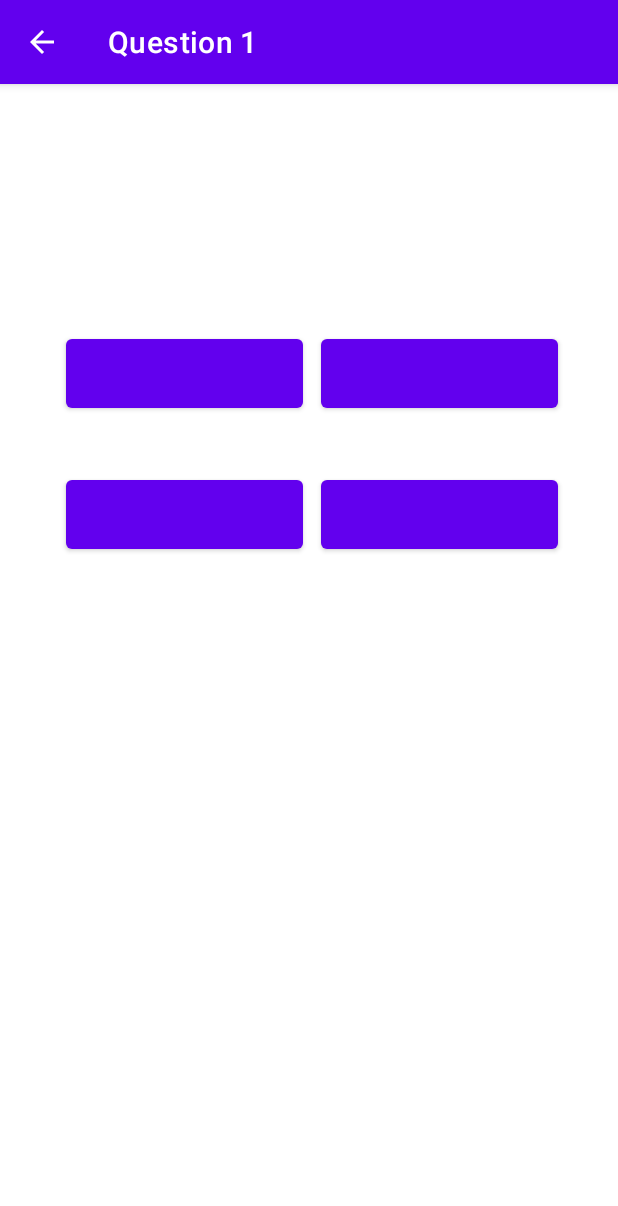
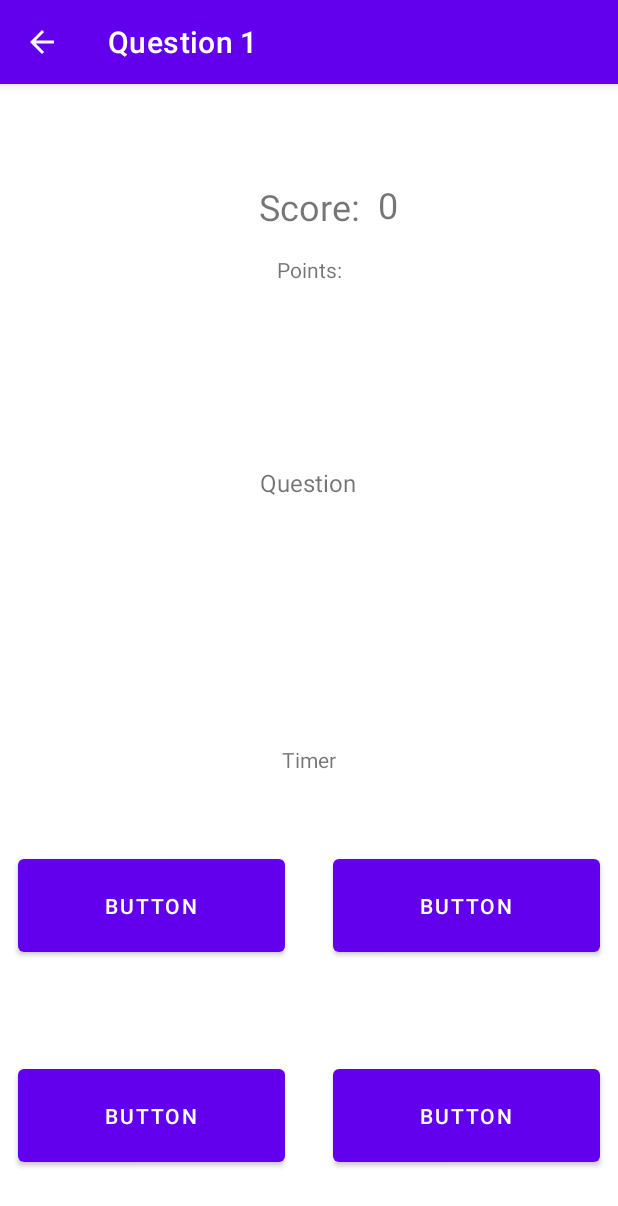
Before and after one commit to dotNote-2022/dotQuiz, an Android app: the GameActivity screen opened directly, with no data from a screen before it, on a phone screen of 412 x 824 dp. Shown: the top 1206 px of the screen. Run offline under Robolectric (Android 15) with nearby library versions, the phone set to English and light mode, and no system bars; 4 statements that could not run were skipped.

Commit message:
Adds GameActivity xml file

```diff
--- a/app/src/main/res/layout/activity_game.xml
+++ b/app/src/main/res/layout/activity_game.xml
@@ -6,66 +6,112 @@
     android:layout_height="match_parent"
     tools:context=".ui.gamescreen.GameActivity">
 
+    <Button
+        android:id="@+id/buttonAns1"
+        android:layout_width="178dp"
+        android:layout_height="74dp"
+        android:text="Button"
+        app:layout_constraintBottom_toBottomOf="parent"
+        app:layout_constraintEnd_toEndOf="parent"
+        app:layout_constraintHorizontal_bias="0.05"
+        app:layout_constraintStart_toStartOf="parent"
+        app:layout_constraintTop_toTopOf="parent"
+        app:layout_constraintVertical_bias="0.736" />
+
+    <Button
+        android:id="@+id/buttonAns2"
+        android:layout_width="178dp"
+        android:layout_height="74dp"
+        android:text="Button"
+        app:layout_constraintBottom_toBottomOf="parent"
+        app:layout_constraintEnd_toEndOf="parent"
+        app:layout_constraintHorizontal_bias="0.05"
+        app:layout_constraintStart_toStartOf="parent"
+        app:layout_constraintTop_toBottomOf="@+id/buttonAns1"
+        app:layout_constraintVertical_bias="0.604" />
+
+    <Button
+        android:id="@+id/buttonAns3"
+        android:layout_width="178dp"
+        android:layout_height="74dp"
+        android:text="Button"
+        app:layout_constraintBottom_toBottomOf="parent"
+        app:layout_constraintEnd_toEndOf="parent"
+        app:layout_constraintHorizontal_bias="0.949"
+        app:layout_constraintStart_toStartOf="parent"
+        app:layout_constraintTop_toTopOf="parent"
+        app:layout_constraintVertical_bias="0.736" />
+
+    <Button
+        android:id="@+id/buttonAns4"
+        android:layout_width="178dp"
+        android:layout_height="74dp"
+        android:text="Button"
+        app:layout_constraintBottom_toBottomOf="parent"
+        app:layout_constraintEnd_toEndOf="parent"
+        app:layout_constraintHorizontal_bias="0.949"
+        app:layout_constraintStart_toStartOf="parent"
+        app:layout_constraintTop_toBottomOf="@+id/buttonAns3"
+        app:layout_constraintVertical_bias="0.606" />
+
     <TextView
         android:id="@+id/textViewQuestionText"
-        android:layout_width="match_parent"
-        android:layout_height="wrap_content"
-        android:layout_marginHorizontal="46dp"
-        android:textSize="24sp"
-        app:layout_constraintBottom_toBottomOf="parent"
-        app:layout_constraintEnd_toEndOf="parent"
-        app:layout_constraintStart_toStartOf="parent"
-        app:layout_constraintTop_toTopOf="parent"
-        app:layout_constraintVertical_bias="0.061" />
-
-    <ImageView
-        android:id="@+id/imageView2"
         android:layout_width="wrap_content"
         android:layout_height="wrap_content"
+        android:text="Question"
+        android:textSize="16sp"
         app:layout_constraintBottom_toBottomOf="parent"
         app:layout_constraintEnd_toEndOf="parent"
         app:layout_constraintHorizontal_bias="0.498"
         app:layout_constraintStart_toStartOf="parent"
+        app:layout_constraintTop_toTopOf="parent"
+        app:layout_constraintVertical_bias="0.341" />
+
+    <TextView
+        android:id="@+id/textViewTimer"
+        android:layout_width="wrap_content"
+        android:layout_height="wrap_content"
+        android:text="Timer"
+        app:layout_constraintBottom_toBottomOf="parent"
+        app:layout_constraintEnd_toEndOf="parent"
+        app:layout_constraintStart_toStartOf="parent"
         app:layout_constraintTop_toBottomOf="@+id/textViewQuestionText"
-        app:layout_constraintVertical_bias="0.068"
+        app:layout_constraintVertical_bias="0.348" />
 
-        />
+    <TextView
+        android:id="@+id/textViewScoreText"
+        android:layout_width="wrap_content"
+        android:layout_height="wrap_content"
+        android:text="Score:"
+        android:textSize="24sp"
+        app:layout_constraintBottom_toTopOf="@+id/textViewQuestionText"
+        app:layout_constraintEnd_toEndOf="parent"
+        app:layout_constraintStart_toStartOf="parent"
+        app:layout_constraintTop_toTopOf="parent"
+        app:layout_constraintVertical_bias="0.293" />
 
-    <Button
-        android:id="@+id/buttonAns2"
-        android:layout_width="158dp"
-        android:layout_height="58dp"
-        android:layout_marginTop="40dp"
-        android:layout_marginEnd="40dp"
+    <TextView
+        android:id="@+id/textViewPointsText"
+        android:layout_width="wrap_content"
+        android:layout_height="wrap_content"
+        android:text="Points:"
+        app:layout_constraintBottom_toTopOf="@+id/textViewQuestionText"
         app:layout_constraintEnd_toEndOf="parent"
-        app:layout_constraintTop_toBottomOf="@+id/imageView2" />
+        app:layout_constraintStart_toStartOf="parent"
+        app:layout_constraintTop_toBottomOf="@+id/textViewScoreText"
+        app:layout_constraintVertical_bias="0.115" />
 
-    <Button
-        android:id="@+id/buttonAns4"
-        android:layout_width="158dp"
-        android:layout_height="58dp"
-        android:layout_marginTop="36dp"
-        android:layout_marginEnd="40dp"
+    <TextView
+        android:id="@+id/textView16"
+        android:layout_width="wrap_content"
+        android:layout_height="wrap_content"
+        android:text="0"
+        android:textSize="24sp"
+        app:layout_constraintBottom_toBottomOf="parent"
         app:layout_constraintEnd_toEndOf="parent"
-        app:layout_constraintTop_toBottomOf="@+id/buttonAns2" />
-
-    <Button
-        android:id="@+id/buttonAns1"
-        android:layout_width="158dp"
-        android:layout_height="58dp"
-        android:layout_marginStart="44dp"
-        android:layout_marginTop="40dp"
-        app:layout_constraintStart_toStartOf="parent"
-        app:layout_constraintTop_toBottomOf="@+id/imageView2" />
-
-    <Button
-        android:id="@+id/buttonAns3"
-        android:layout_width="158dp"
-        android:layout_height="58dp"
-        android:layout_marginStart="44dp"
-        android:layout_marginTop="36dp"
-        app:layout_constraintStart_toStartOf="parent"
-        app:layout_constraintTop_toBottomOf="@+id/buttonAns1" />
-
+        app:layout_constraintHorizontal_bias="0.075"
+        app:layout_constraintStart_toEndOf="@+id/textViewScoreText"
+        app:layout_constraintTop_toTopOf="parent"
+        app:layout_constraintVertical_bias="0.087" />
 
 </androidx.constraintlayout.widget.ConstraintLayout>
```
